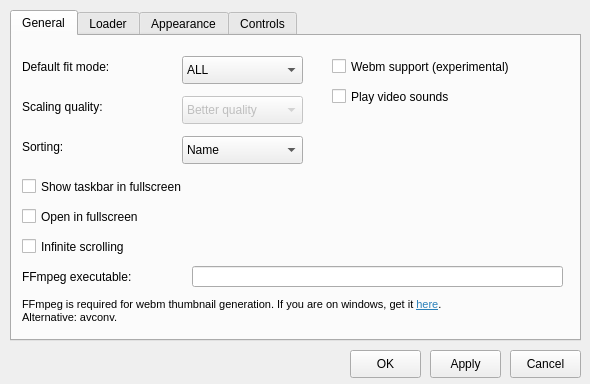
Before: the Qt Designer form settingsdialog.ui in do-i/thumbgrid, drawn with Qt 5.
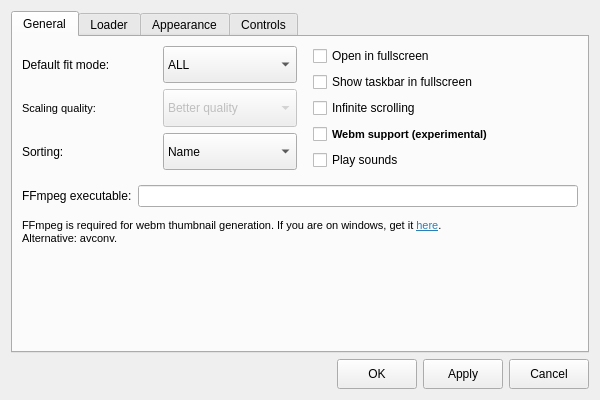
After: the same form once the commit is applied. The open tabs and pages were chosen to show the change. Custom widgets are drawn as their Qt base class.

Commit message: fix settings dialog layouts update about dialog

What changed in the file:
```diff
--- a/settingsdialog.ui
+++ b/settingsdialog.ui
@@ -5,12 +5,15 @@
   <property name="windowModality">
    <enum>Qt::ApplicationModal</enum>
   </property>
+  <property name="enabled">
+   <bool>true</bool>
+  </property>
   <property name="geometry">
    <rect>
     <x>0</x>
     <y>0</y>
-    <width>590</width>
-    <height>384</height>
+    <width>600</width>
+    <height>400</height>
    </rect>
   </property>
   <property name="sizePolicy">
@@ -21,8 +24,8 @@
   </property>
   <property name="minimumSize">
    <size>
-    <width>322</width>
-    <height>221</height>
+    <width>600</width>
+    <height>400</height>
    </size>
   </property>
   <property name="baseSize">
@@ -37,41 +40,12 @@
   <property name="windowTitle">
    <string>Preferences</string>
   </property>
-  <widget class="QPushButton" name="Cancel">
-   <property name="geometry">
-    <rect>
-     <x>510</x>
-     <y>350</y>
-     <width>71</width>
-     <height>28</height>
-    </rect>
-   </property>
-   <property name="text">
-    <string>Cancel</string>
-   </property>
-  </widget>
-  <widget class="QPushButton" name="OK">
-   <property name="geometry">
-    <rect>
-     <x>350</x>
-     <y>350</y>
-     <width>71</width>
-     <height>28</height>
-    </rect>
-   </property>
-   <property name="text">
-    <string>OK</string>
-   </property>
-  </widget>
+  <property name="windowOpacity">
+   <double>1.000000000000000</double>
+  </property>
+  <layout class="QVBoxLayout" name="verticalLayout_3">
+   <item>
   <widget class="QTabWidget" name="tabWidget">
-   <property name="geometry">
-    <rect>
-     <x>10</x>
-     <y>10</y>
-     <width>571</width>
-     <height>331</height>
-    </rect>
-   </property>
    <property name="minimumSize">
     <size>
      <width>571</width>
@@ -100,27 +74,39 @@
     <attribute name="title">
      <string>General</string>
     </attribute>
+      <layout class="QVBoxLayout" name="verticalLayout_6">
+       <item>
+        <layout class="QHBoxLayout" name="horizontalLayout_8">
+         <item>
+          <layout class="QVBoxLayout" name="verticalLayout_5">
+           <item>
+            <layout class="QHBoxLayout" name="horizontalLayout_4">
+             <item>
     <widget class="QLabel" name="fitModeLabel">
-     <property name="geometry">
-      <rect>
-       <x>10</x>
-       <y>20</y>
-       <width>151</width>
-       <height>21</height>
-      </rect>
+               <property name="minimumSize">
+                <size>
+                 <width>0</width>
+                 <height>30</height>
+                </size>
      </property>
      <property name="text">
       <string>Default fit mode:</string>
      </property>
     </widget>
+             </item>
+             <item>
     <widget class="QComboBox" name="fitModeComboBox">
-     <property name="geometry">
-      <rect>
-       <x>170</x>
-       <y>20</y>
-       <width>121</width>
-       <height>28</height>
-      </rect>
+               <property name="sizePolicy">
+                <sizepolicy hsizetype="Preferred" vsizetype="Preferred">
+                 <horstretch>0</horstretch>
+                 <verstretch>0</verstretch>
+                </sizepolicy>
+               </property>
+               <property name="minimumSize">
+                <size>
+                 <width>100</width>
+                 <height>30</height>
+                </size>
      </property>
      <item>
       <property name="text">
@@ -138,30 +124,45 @@
       </property>
      </item>
     </widget>
+             </item>
+            </layout>
+           </item>
+           <item>
+            <layout class="QHBoxLayout" name="horizontalLayout_5">
+             <item>
     <widget class="QLabel" name="scalingQualityLabel">
-     <property name="geometry">
-      <rect>
-       <x>10</x>
-       <y>60</y>
-       <width>151</width>
-       <height>21</height>
-      </rect>
+               <property name="minimumSize">
+                <size>
+                 <width>0</width>
+                 <height>30</height>
+                </size>
+               </property>
+               <property name="font">
+                <font>
+                 <pointsize>8</pointsize>
+                </font>
      </property>
      <property name="text">
       <string>Scaling quality: </string>
      </property>
     </widget>
+             </item>
+             <item>
     <widget class="QComboBox" name="scalingQualityComboBox">
      <property name="enabled">
       <bool>false</bool>
      </property>
-     <property name="geometry">
-      <rect>
-       <x>170</x>
-       <y>60</y>
-       <width>121</width>
-       <height>28</height>
-      </rect>
+               <property name="sizePolicy">
+                <sizepolicy hsizetype="Preferred" vsizetype="Preferred">
+                 <horstretch>0</horstretch>
+                 <verstretch>0</verstretch>
+                </sizepolicy>
+               </property>
+               <property name="minimumSize">
+                <size>
+                 <width>100</width>
+                 <height>30</height>
+                </size>
      </property>
      <item>
       <property name="text">
@@ -174,40 +175,37 @@
       </property>
      </item>
     </widget>
-    <widget class="QCheckBox" name="fullscreenCheckBox">
-     <property name="geometry">
-      <rect>
-       <x>10</x>
-       <y>170</y>
-       <width>281</width>
-       <height>21</height>
-      </rect>
-     </property>
-     <property name="text">
-      <string>Open in fullscreen</string>
-     </property>
-    </widget>
+             </item>
+            </layout>
+           </item>
+           <item>
+            <layout class="QHBoxLayout" name="horizontalLayout_6">
+             <item>
     <widget class="QLabel" name="sortingLabel">
-     <property name="geometry">
-      <rect>
-       <x>10</x>
-       <y>100</y>
-       <width>151</width>
-       <height>21</height>
-      </rect>
+               <property name="minimumSize">
+                <size>
+                 <width>0</width>
+                 <height>30</height>
+                </size>
      </property>
      <property name="text">
       <string>Sorting:</string>
      </property>
     </widget>
+             </item>
+             <item>
     <widget class="QComboBox" name="sortingComboBox">
-     <property name="geometry">
-      <rect>
-       <x>170</x>
-       <y>100</y>
-       <width>121</width>
-       <height>28</height>
-      </rect>
+               <property name="sizePolicy">
+                <sizepolicy hsizetype="Preferred" vsizetype="Preferred">
+                 <horstretch>0</horstretch>
+                 <verstretch>0</verstretch>
+                </sizepolicy>
+               </property>
+               <property name="minimumSize">
+                <size>
+                 <width>100</width>
+                 <height>30</height>
+                </size>
      </property>
      <item>
       <property name="text">
@@ -230,63 +228,187 @@
       </property>
      </item>
     </widget>
+             </item>
+            </layout>
+           </item>
+           <item>
+            <spacer name="verticalSpacer_3">
+             <property name="orientation">
+              <enum>Qt::Vertical</enum>
+             </property>
+             <property name="sizeType">
+              <enum>QSizePolicy::Preferred</enum>
+             </property>
+             <property name="sizeHint" stdset="0">
+              <size>
+               <width>20</width>
+               <height>5</height>
+              </size>
+             </property>
+            </spacer>
+           </item>
+          </layout>
+         </item>
+         <item>
+          <layout class="QVBoxLayout" name="verticalLayout_4">
+           <property name="leftMargin">
+            <number>10</number>
+           </property>
+           <property name="rightMargin">
+            <number>10</number>
+           </property>
+           <item>
+            <widget class="QCheckBox" name="fullscreenCheckBox">
+             <property name="sizePolicy">
+              <sizepolicy hsizetype="Minimum" vsizetype="Preferred">
+               <horstretch>0</horstretch>
+               <verstretch>0</verstretch>
+              </sizepolicy>
+             </property>
+             <property name="minimumSize">
+              <size>
+               <width>0</width>
+               <height>20</height>
+              </size>
+             </property>
+             <property name="text">
+              <string>Open in fullscreen</string>
+             </property>
+            </widget>
+           </item>
+           <item>
+            <widget class="QCheckBox" name="fullscreenTaskbarShownCheckBox">
+             <property name="sizePolicy">
+              <sizepolicy hsizetype="Minimum" vsizetype="Preferred">
+               <horstretch>0</horstretch>
+               <verstretch>0</verstretch>
+              </sizepolicy>
+             </property>
+             <property name="minimumSize">
+              <size>
+               <width>0</width>
+               <height>20</height>
+              </size>
+             </property>
+             <property name="toolTip">
+              <string>Maximized borderless window instead of fullscreen mode.</string>
+             </property>
+             <property name="text">
+              <string>Show taskbar in fullscreen</string>
+             </property>
+            </widget>
+           </item>
+           <item>
+            <widget class="QCheckBox" name="infiniteScrollingCheckBox">
+             <property name="sizePolicy">
+              <sizepolicy hsizetype="Minimum" vsizetype="Preferred">
+               <horstretch>0</horstretch>
+               <verstretch>0</verstretch>
+              </sizepolicy>
+             </property>
+             <property name="minimumSize">
+              <size>
+               <width>0</width>
+               <height>20</height>
+              </size>
+             </property>
+             <property name="text">
+              <string>Infinite scrolling</string>
+             </property>
+            </widget>
+           </item>
+           <item>
     <widget class="QCheckBox" name="playVideosCheckBox">
-     <property name="geometry">
-      <rect>
-       <x>320</x>
-       <y>20</y>
-       <width>231</width>
-       <height>21</height>
-      </rect>
+             <property name="sizePolicy">
+              <sizepolicy hsizetype="Minimum" vsizetype="Preferred">
+               <horstretch>0</horstretch>
+               <verstretch>0</verstretch>
+              </sizepolicy>
+             </property>
+             <property name="minimumSize">
+              <size>
+               <width>0</width>
+               <height>20</height>
+              </size>
+             </property>
+             <property name="font">
+              <font>
+               <pointsize>8</pointsize>
+               <weight>75</weight>
+               <bold>true</bold>
+              </font>
      </property>
      <property name="text">
       <string>Webm support (experimental)</string>
      </property>
     </widget>
+           </item>
+           <item>
     <widget class="QCheckBox" name="playSoundsCheckBox">
-     <property name="geometry">
-      <rect>
-       <x>320</x>
-       <y>50</y>
-       <width>231</width>
-       <height>21</height>
-      </rect>
+             <property name="sizePolicy">
+              <sizepolicy hsizetype="Minimum" vsizetype="Preferred">
+               <horstretch>0</horstretch>
+               <verstretch>0</verstretch>
+              </sizepolicy>
+             </property>
+             <property name="minimumSize">
+              <size>
+               <width>0</width>
+               <height>20</height>
+              </size>
      </property>
      <property name="text">
-      <string>Play video sounds</string>
-     </property>
-    </widget>
+              <string>Play sounds</string>
+             </property>
+            </widget>
+           </item>
+           <item>
+            <spacer name="verticalSpacer_4">
+             <property name="orientation">
+              <enum>Qt::Vertical</enum>
+             </property>
+             <property name="sizeType">
+              <enum>QSizePolicy::Preferred</enum>
+             </property>
+             <property name="sizeHint" stdset="0">
+              <size>
+               <width>20</width>
+               <height>5</height>
+              </size>
+             </property>
+            </spacer>
+           </item>
+          </layout>
+         </item>
+        </layout>
+       </item>
+       <item>
+        <layout class="QHBoxLayout" name="horizontalLayout_7">
+         <item>
     <widget class="QLabel" name="ffmpegLabel">
-     <property name="geometry">
-      <rect>
-       <x>10</x>
-       <y>230</y>
-       <width>161</width>
-       <height>21</height>
-      </rect>
+           <property name="minimumSize">
+            <size>
+             <width>0</width>
+             <height>30</height>
+            </size>
      </property>
      <property name="text">
       <string>FFmpeg executable:</string>
      </property>
     </widget>
-    <widget class="QLineEdit" name="ffmpegLineEdit">
-     <property name="geometry">
-      <rect>
-       <x>180</x>
-       <y>230</y>
-       <width>371</width>
-       <height>21</height>
-      </rect>
-     </property>
-    </widget>
+         </item>
+         <item>
+          <widget class="QLineEdit" name="ffmpegLineEdit"/>
+         </item>
+        </layout>
+       </item>
+       <item>
     <widget class="QLabel" name="label">
-     <property name="geometry">
-      <rect>
-       <x>10</x>
-       <y>250</y>
-       <width>541</width>
-       <height>51</height>
-      </rect>
+         <property name="minimumSize">
+          <size>
+           <width>0</width>
+           <height>30</height>
+          </size>
      </property>
      <property name="font">
       <font>
@@ -310,35 +432,21 @@
       <bool>true</bool>
      </property>
     </widget>
-    <widget class="QCheckBox" name="infiniteScrollingCheckBox">
-     <property name="geometry">
-      <rect>
-       <x>10</x>
-       <y>200</y>
-       <width>281</width>
-       <height>21</height>
-      </rect>
-     </property>
-     <property name="text">
-      <string>Infinite scrolling</string>
-     </property>
-    </widget>
-    <widget class="QCheckBox" name="fullscreenTaskbarShownCheckBox">
-     <property name="geometry">
-      <rect>
-       <x>10</x>
-       <y>140</y>
-       <width>281</width>
-       <height>21</height>
-      </rect>
-     </property>
-     <property name="toolTip">
-      <string>Maximized borderless window instead of fullscreen mode.</string>
-     </property>
-     <property name="text">
-      <string>Show taskbar in fullscreen</string>
-     </property>
-    </widget>
+       </item>
+       <item>
+        <spacer name="verticalSpacer">
+         <property name="orientation">
+          <enum>Qt::Vertical</enum>
+         </property>
+         <property name="sizeHint" stdset="0">
+          <size>
+           <width>20</width>
+           <height>40</height>
+          </size>
+         </property>
+        </spacer>
+       </item>
+      </layout>
    </widget>
    <widget class="QWidget" name="tab_2">
     <property name="enabled">
@@ -729,19 +837,82 @@
     </layout>
    </widget>
   </widget>
+   </item>
+   <item>
+    <layout class="QHBoxLayout" name="horizontalLayout_3">
+     <item>
+      <spacer name="horizontalSpacer_3">
+       <property name="orientation">
+        <enum>Qt::Horizontal</enum>
+       </property>
+       <property name="sizeHint" stdset="0">
+        <size>
+         <width>40</width>
+         <height>20</height>
+        </size>
+       </property>
+      </spacer>
+     </item>
+     <item>
+      <widget class="QPushButton" name="OK">
+       <property name="sizePolicy">
+        <sizepolicy hsizetype="Minimum" vsizetype="Preferred">
+         <horstretch>0</horstretch>
+         <verstretch>0</verstretch>
+        </sizepolicy>
+       </property>
+       <property name="minimumSize">
+        <size>
+         <width>0</width>
+         <height>30</height>
+        </size>
+       </property>
+       <property name="text">
+        <string>OK</string>
+       </property>
+      </widget>
+     </item>
+     <item>
   <widget class="QPushButton" name="pushButton">
-   <property name="geometry">
-    <rect>
-     <x>430</x>
-     <y>350</y>
-     <width>71</width>
-     <height>28</height>
-    </rect>
+       <property name="sizePolicy">
+        <sizepolicy hsizetype="Minimum" vsizetype="Preferred">
+         <horstretch>0</horstretch>
+         <verstretch>0</verstretch>
+        </sizepolicy>
+       </property>
+       <property name="minimumSize">
+        <size>
+         <width>0</width>
+         <height>30</height>
+        </size>
    </property>
    <property name="text">
     <string>Apply</string>
    </property>
   </widget>
+     </item>
+     <item>
+      <widget class="QPushButton" name="Cancel">
+       <property name="sizePolicy">
+        <sizepolicy hsizetype="Minimum" vsizetype="Preferred">
+         <horstretch>0</horstretch>
+         <verstretch>0</verstretch>
+        </sizepolicy>
+       </property>
+       <property name="minimumSize">
+        <size>
+         <width>0</width>
+         <height>30</height>
+        </size>
+       </property>
+       <property name="text">
+        <string>Cancel</string>
+       </property>
+      </widget>
+     </item>
+    </layout>
+   </item>
+  </layout>
  </widget>
  <customwidgets>
   <customwidget>
```
Left out of the diff: 417 changed lines with no effect on the pictures. Lines whose indentation alone changed are shown as unchanged. The commit also changes 7 other files.
